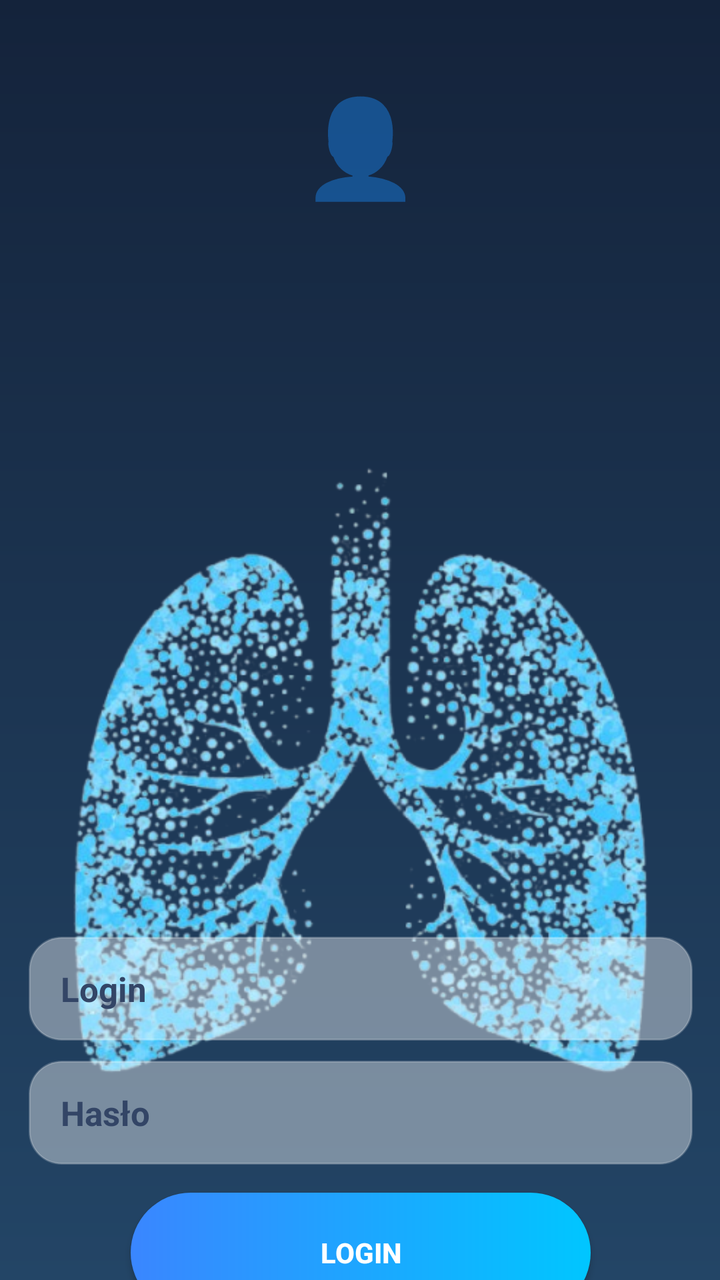
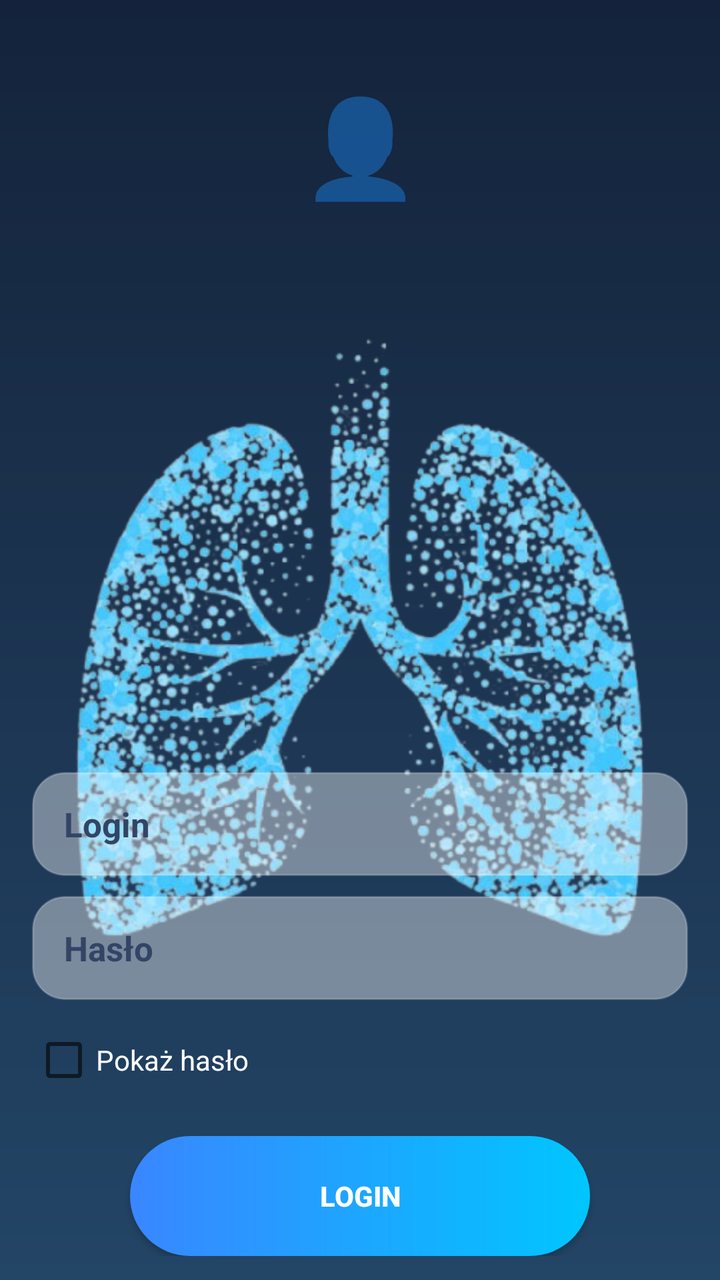

Screens rendered from an Android XML layout before and after an edit, with the pre-edit source and the edit as a unified diff.
<!-- AndroidManifest.xml: activity theme Theme.MyApplication.NoActionBar -->
<!-- res/layout/activity_main.xml -->
<?xml version="1.0" encoding="utf-8"?>
<androidx.constraintlayout.widget.ConstraintLayout
    xmlns:android="http://schemas.android.com/apk/res/android"
    xmlns:app="http://schemas.android.com/apk/res-auto"
    xmlns:tools="http://schemas.android.com/tools"
    android:layout_width="match_parent"
    android:layout_height="match_parent"
    android:background="@drawable/gradient_bg">

    
    <TextView
        android:id="@+id/userIcon"
        android:layout_width="wrap_content"
        android:layout_height="wrap_content"
        android:text="👤"
        android:textSize="48sp"
        android:layout_marginTop="40dp"
        app:layout_constraintTop_toTopOf="parent"
        app:layout_constraintStart_toStartOf="parent"
        app:layout_constraintEnd_toEndOf="parent"/>

    <FrameLayout
        android:id="@+id/heroStack"
        android:layout_width="364dp"
        android:layout_height="564dp"
        app:layout_constraintBottom_toTopOf="@id/cbShow"
        app:layout_constraintEnd_toEndOf="parent"
        app:layout_constraintHeight_percent="0.65"
        app:layout_constraintStart_toStartOf="parent"
        app:layout_constraintTop_toBottomOf="@id/userIcon"
        app:layout_constraintVertical_bias="0.10"
        app:layout_constraintWidth_percent="0.92">

        
        <ImageView
            android:id="@+id/lungsImage"
            android:layout_width="match_parent"
            android:layout_height="match_parent"
            android:adjustViewBounds="true"
            android:contentDescription="@string/lungs"
            android:scaleType="fitCenter"
            android:src="@drawable/lungs" />

        
        <LinearLayout
            android:layout_width="match_parent"
            android:layout_height="match_parent"
            android:gravity="bottom|center_horizontal"
            android:orientation="vertical"
            android:paddingStart="16dp"
            android:paddingEnd="16dp"
            android:paddingBottom="12dp">

            <EditText
                android:id="@+id/etLogin"
                android:layout_width="match_parent"
                android:layout_height="52dp"
                android:background="@drawable/field_bg"
                android:hint="Login"
                android:inputType="textEmailAddress"
                android:paddingStart="16dp"
                android:paddingEnd="16dp"
                android:textColor="#14233B"
                android:textColorHint="#334566"
                android:textSize="17sp"
                android:textStyle="bold" />

            <View
                android:layout_width="match_parent"
                android:layout_height="10dp" />

            <EditText
                android:id="@+id/etHaslo"
                android:layout_width="match_parent"
                android:layout_height="52dp"
                android:background="@drawable/field_bg"
                android:hint="Hasło"
                android:inputType="textPassword"
                android:paddingStart="16dp"
                android:paddingEnd="16dp"
                android:textColor="#14233B"
                android:textColorHint="#334566"
                android:textSize="17sp"
                android:textStyle="bold" />

            <View
                android:layout_width="match_parent"
                android:layout_height="14dp" />

            
            <Button
                android:id="@+id/loginButton"
                android:layout_width="230dp"
                android:layout_height="60dp"
                android:background="@drawable/button_bg"
                android:elevation="6dp"
                android:text="LOGIN"
                android:textColor="#FFFFFF"
                android:textStyle="bold" />
        </LinearLayout>
    </FrameLayout>


    

    <CheckBox
        android:id="@+id/cbShow"
        android:layout_width="wrap_content"
        android:layout_height="wrap_content"
        android:layout_marginTop="24dp"
        android:text="Pokaż hasło"
        android:textColor="#CFE4F7"
        app:layout_constraintStart_toStartOf="@id/heroStack"
        app:layout_constraintTop_toBottomOf="@id/heroStack" />














</androidx.constraintlayout.widget.ConstraintLayout>
<!-- resources referenced by this layout -->
<resources>
  <!-- drawable button_bg (drawable) -->
  <?xml version="1.0" encoding="utf-8"?>
  <ripple xmlns:android="http://schemas.android.com/apk/res/android"
      android:color="#33FFFFFF">
  
      <item>
          <shape android:shape="rectangle">
              <corners android:radius="30dp"/>
              <gradient
                  android:startColor="#3A86FF"
                  android:endColor="#00C6FF"
                  android:angle="0"/>
              <padding
                  android:left="16dp"
                  android:top="10dp"
                  android:right="16dp"
                  android:bottom="10dp"/>
          </shape>
      </item>
  </ripple>
  <!-- drawable field_bg (drawable) -->
  <?xml version="1.0" encoding="utf-8"?>
  <shape xmlns:android="http://schemas.android.com/apk/res/android">
      <solid android:color="#66FFFFFF"/> 
      <stroke android:width="1dp" android:color="#33FFFFFF"/>
      <corners android:radius="16dp"/>
  </shape>
  <!-- drawable gradient_bg (drawable) -->
  <?xml version="1.0" encoding="utf-8"?>
  <shape xmlns:android="http://schemas.android.com/apk/res/android"
      android:shape="rectangle">
  
      <gradient
          android:startColor="#14233B"
          android:endColor="#234566"
          android:angle="270" />
  </shape>
  <!-- drawable lungs: png bitmap (drawable, 315991 bytes) -->
  <string name="lungs">Obraz płuc</string>
  <style name="Theme.MyApplication.NoActionBar">
          <item name="windowActionBar">false</item>
          <item name="windowNoTitle">true</item>
      </style>
</resources>

<!-- the commit's change to res/layout/activity_main.xml (unified diff, before → after) -->
@@ -21,15 +21,15 @@
 
     <FrameLayout
         android:id="@+id/heroStack"
-        android:layout_width="364dp"
-        android:layout_height="564dp"
-        app:layout_constraintBottom_toTopOf="@id/cbShow"
+        android:layout_width="0dp"
+        android:layout_height="wrap_content"
+        app:layout_constraintTop_toBottomOf="@id/userIcon"
+        app:layout_constraintStart_toStartOf="parent"
         app:layout_constraintEnd_toEndOf="parent"
-        app:layout_constraintHeight_percent="0.65"
-        app:layout_constraintStart_toStartOf="parent"
-        app:layout_constraintTop_toBottomOf="@id/userIcon"
-        app:layout_constraintVertical_bias="0.10"
-        app:layout_constraintWidth_percent="0.92">
+        app:layout_constraintBottom_toBottomOf="parent"
+        android:layout_marginStart="16dp"
+        android:layout_marginEnd="16dp"
+        android:layout_marginBottom="24dp"/>
 
         
         <ImageView
@@ -42,78 +42,73 @@
             android:src="@drawable/lungs" />
 
         
-        <LinearLayout
+    <LinearLayout
+        android:layout_width="match_parent"
+        android:layout_height="match_parent"
+        android:orientation="vertical"
+        android:gravity="bottom|center_horizontal"
+        android:paddingStart="16dp"
+        android:paddingEnd="16dp"
+        android:paddingBottom="12dp">
+
+        
+        <EditText
+            android:id="@+id/etLogin"
             android:layout_width="match_parent"
-            android:layout_height="match_parent"
-            android:gravity="bottom|center_horizontal"
-            android:orientation="vertical"
+            android:layout_height="52dp"
+            android:hint="Login"
+            android:textColor="#14233B"
+            android:textColorHint="#334566"
+            android:textSize="17sp"
+            android:textStyle="bold"
+            android:background="@drawable/field_bg"
             android:paddingStart="16dp"
             android:paddingEnd="16dp"
-            android:paddingBottom="12dp">
+            android:inputType="textEmailAddress" />
 
-            <EditText
-                android:id="@+id/etLogin"
-                android:layout_width="match_parent"
-                android:layout_height="52dp"
-                android:background="@drawable/field_bg"
-                android:hint="Login"
-                android:inputType="textEmailAddress"
-                android:paddingStart="16dp"
-                android:paddingEnd="16dp"
-                android:textColor="#14233B"
-                android:textColorHint="#334566"
-                android:textSize="17sp"
-                android:textStyle="bold" />
+        <View android:layout_width="match_parent" android:layout_height="10dp"/>
 
-            <View
-                android:layout_width="match_parent"
-                android:layout_height="10dp" />
+        
+        <EditText
+            android:id="@+id/etHaslo"
+            android:layout_width="match_parent"
+            android:layout_height="52dp"
+            android:hint="Hasło"
+            android:textColor="#14233B"
+            android:textColorHint="#334566"
+            android:textSize="17sp"
+            android:textStyle="bold"
+            android:background="@drawable/field_bg"
+            android:paddingStart="16dp"
+            android:paddingEnd="16dp"
+            android:inputType="textPassword" />
 
-            <EditText
-                android:id="@+id/etHaslo"
-                android:layout_width="match_parent"
-                android:layout_height="52dp"
-                android:background="@drawable/field_bg"
-                android:hint="Hasło"
-                android:inputType="textPassword"
-                android:paddingStart="16dp"
-                android:paddingEnd="16dp"
-                android:textColor="#14233B"
-                android:textColorHint="#334566"
-                android:textSize="17sp"
-                android:textStyle="bold" />
+        
+        <CheckBox
+            android:id="@+id/cbShow"
+            android:layout_width="wrap_content"
+            android:layout_height="wrap_content"
+            android:text="Pokaż hasło"
+            android:textColor="#FFFFFF"
+            android:layout_marginTop="6dp"
+            android:layout_gravity="start"/>
 
-            <View
-                android:layout_width="match_parent"
-                android:layout_height="14dp" />
+        <View android:layout_width="match_parent" android:layout_height="14dp"/>
 
-            
-            <Button
-                android:id="@+id/loginButton"
-                android:layout_width="230dp"
-                android:layout_height="60dp"
-                android:background="@drawable/button_bg"
-                android:elevation="6dp"
-                android:text="LOGIN"
-                android:textColor="#FFFFFF"
-                android:textStyle="bold" />
-        </LinearLayout>
-    </FrameLayout>
+        
+        <Button
+            android:id="@+id/loginButton"
+            android:layout_width="230dp"
+            android:layout_height="60dp"
+            android:text="LOGIN"
+            android:textStyle="bold"
+            android:textColor="#FFFFFF"
+            android:background="@drawable/button_bg"
+            android:elevation="6dp"/>
+    </LinearLayout>
 
 
     
-
-    <CheckBox
-        android:id="@+id/cbShow"
-        android:layout_width="wrap_content"
-        android:layout_height="wrap_content"
-        android:layout_marginTop="24dp"
-        android:text="Pokaż hasło"
-        android:textColor="#CFE4F7"
-        app:layout_constraintStart_toStartOf="@id/heroStack"
-        app:layout_constraintTop_toBottomOf="@id/heroStack" />
-
-
 
 
 
